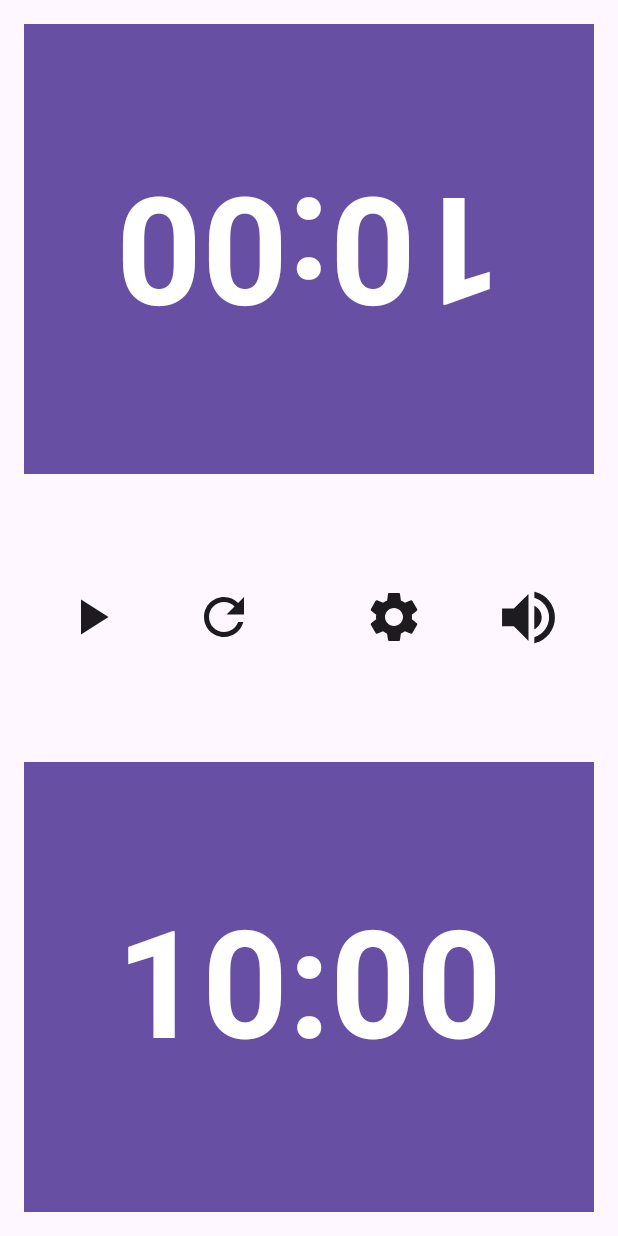
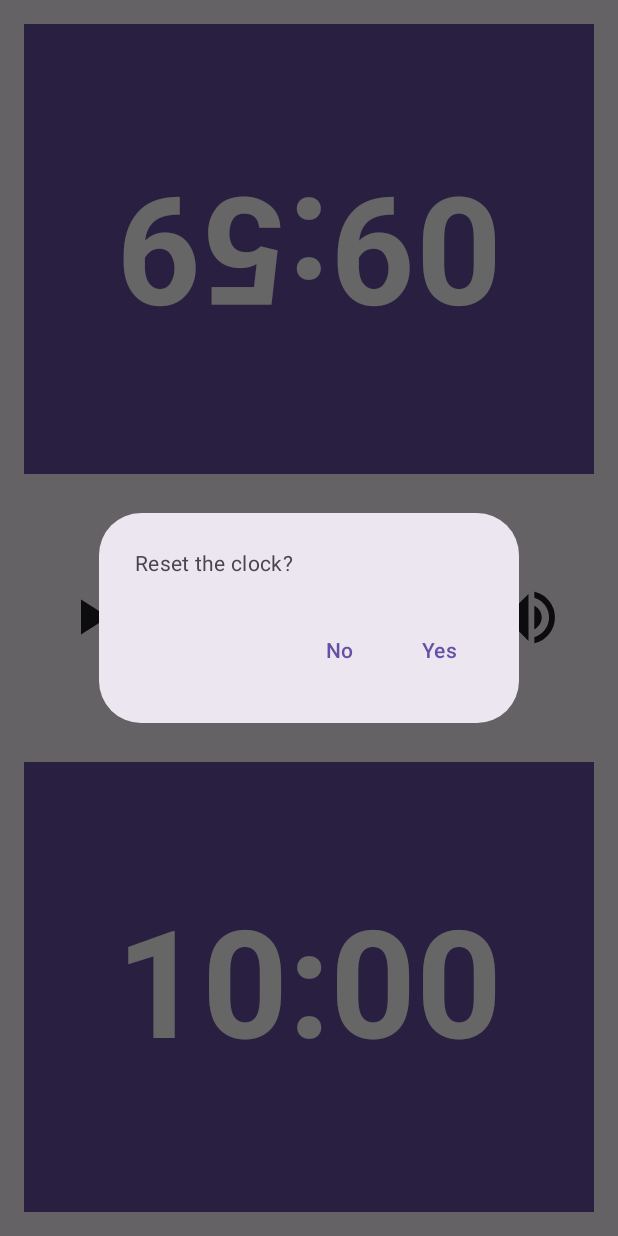
Before and after one commit to chakshuharsh/Chess-clock, an Android app built with Jetpack Compose: the composable HomeScreenApp shown on its own in the app's theme, after a tap on "Reset", on a phone screen of 412 x 824 dp. Run offline under Robolectric (Android 15) with nearby library versions, the phone set to English and light mode, and no system bars; 1 other tap on this screen came first.

Commit message:
Reset Dialog is implemented-> Finally reset button is completed

```diff
--- a/app/src/main/java/UI/HomeScreen.kt
+++ b/app/src/main/java/UI/HomeScreen.kt
@@ -3,6 +3,7 @@ package UI
 import Gray
 import android.content.Context
 import android.media.MediaPlayer
+import androidx.annotation.StringRes
 import androidx.compose.foundation.background
 import androidx.compose.foundation.layout.Arrangement
 import androidx.compose.foundation.layout.Column
@@ -18,10 +19,12 @@ import androidx.compose.material.icons.Icons
 import androidx.compose.material.icons.filled.PlayArrow
 import androidx.compose.material.icons.filled.Refresh
 import androidx.compose.material.icons.filled.Settings
+import androidx.compose.material3.AlertDialog
 import androidx.compose.material3.Button
 import androidx.compose.material3.Icon
 import androidx.compose.material3.IconButton
 import androidx.compose.material3.Text
+import androidx.compose.material3.TextButton
 import androidx.compose.runtime.Composable
 import androidx.compose.runtime.getValue
 import androidx.compose.runtime.mutableStateOf
@@ -30,11 +33,13 @@ import androidx.compose.runtime.setValue
 import androidx.compose.ui.Modifier
 import androidx.compose.ui.draw.rotate
 import androidx.compose.ui.graphics.Color
+import androidx.compose.ui.graphics.vector.ImageVector
 import androidx.compose.ui.platform.LocalContext
 import androidx.compose.ui.tooling.preview.Preview
 import androidx.compose.ui.unit.dp
 import androidx.compose.ui.res.colorResource
 import androidx.compose.ui.res.painterResource
+import androidx.compose.ui.res.stringResource
 import com.example.chessclock.R
 import kotlinx.coroutines.launch
 
@@ -61,6 +66,11 @@ fun HomeScreenApp(){
             viewModel.startPlayer2Time()
         }
     }
+
+var isDialogVisible by remember {
+    mutableStateOf(false)
+}
+
 // BELOW IS CODE FOR SOUND WHEN AUDIO BUTTON IS ENABLED
 val soundOn= initializeMediaPlayer(LocalContext.current, R.raw.sound_of_speaker_on)
     val secondMediaPlayer=remember{
@@ -176,7 +186,11 @@ if(isPaused){
     IconButton(
         onClick = {
             viewModel.stopGame()
-            viewModel.resetTimer()
+
+            isDialogVisible=true
+
+
+
                   },
         modifier = Modifier.weight(1f)
     ) {
@@ -187,7 +201,43 @@ if(isPaused){
             modifier=Modifier.size(40.dp)
         )
     }
-    Spacer(modifier = Modifier.width(25.dp))
+
+            if(isDialogVisible) {
+                AlertDialog(
+
+
+                    text = {
+                        Text(text = stringResource(id = R.string.reset_button))
+                    },
+                    onDismissRequest = {
+isDialogVisible=false
+                    },
+                    confirmButton = {
+                        TextButton(
+                            onClick = {
+                                viewModel.resetTimers()
+                                isDialogVisible=false
+
+                            }
+                        ) {
+                            Text(text = stringResource(id = R.string.yes))
+                        }
+                    },
+                    dismissButton = {
+                        TextButton(
+                            onClick = {
+                                viewModel.stopGame()
+                                isDialogVisible=false
+                            }
+                        ) {
+                            Text(text = stringResource(id = R.string.no))
+                        }
+                    }
+                )
+            }
+
+
+            Spacer(modifier = Modifier.width(25.dp))
 
 
             // Settings Button
@@ -272,6 +322,10 @@ style= customTextStyle
 // HomeScreen Function ends here
 }
 
+
+
+
+
 @Preview
 @Composable
 fun HomeScreenPreview() {
--- a/app/src/main/res/values/strings.xml
+++ b/app/src/main/res/values/strings.xml
@@ -1,3 +1,6 @@
 <resources>
     <string name="app_name">Chess clock</string>
+    <string name="yes">Yes</string>
+    <string name="no">No</string>
+    <string name="reset_button">Reset the clock?</string>
 </resources>
```
